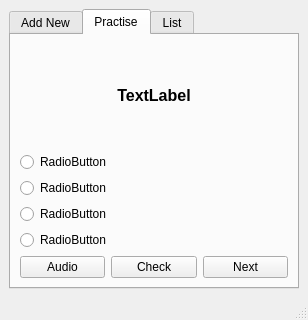
Before: the Qt Designer form ui/main.ui in khacdinhtkdh/EnglishDictionaryMemory, drawn with Qt 5.
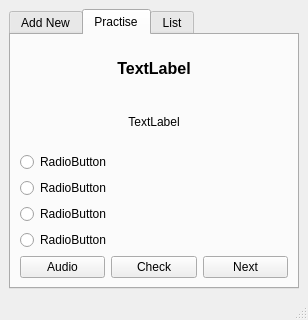
After: the same form once the commit is applied. The open tabs and pages were chosen to show the change.

Diff of the .ui file:
```diff
--- a/ui/main.ui
+++ b/ui/main.ui
@@ -88,6 +88,16 @@
           </property>
          </widget>
         </item>
+        <item>
+         <widget class="QLabel" name="lb_pro">
+          <property name="text">
+           <string>TextLabel</string>
+          </property>
+          <property name="alignment">
+           <set>Qt::AlignCenter</set>
+          </property>
+         </widget>
+        </item>
         <item>
          <widget class="QRadioButton" name="rb_1">
           <property name="text">
```
